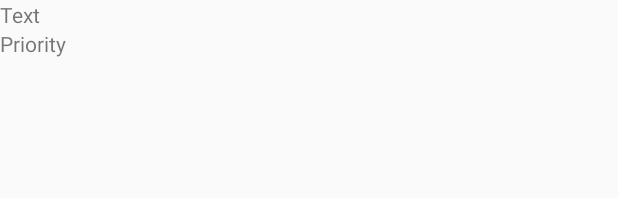
After one commit to bzhong/Favorite-songs, an Android app: the layout todo_item.xml on its own in the app's theme, with its tools: preview values and no code run, on a phone screen of 412 x 824 dp. The commit adds this screen. Shown: the top 198 px of the screen. Run offline under Robolectric (Android 15) with nearby library versions, the phone set to English and light mode, and no system bars.

Commit message:
1. using DbFlow; 2. using custom adapter; 3. support priority; 4. support due dates in backend

```diff
--- a/app/src/main/AndroidManifest.xml
+++ b/app/src/main/AndroidManifest.xml
@@ -3,6 +3,7 @@
     package="com.codepath.simpletodo">
 
     <application
+        android:name=".MyApplication"
         android:allowBackup="true"
         android:icon="@mipmap/ic_launcher"
         android:label="Favorite Songs"
--- /dev/null
+++ b/app/src/main/res/layout/todo_item.xml
@@ -0,0 +1,15 @@
+<?xml version="1.0" encoding="utf-8"?>
+<LinearLayout xmlns:android="http://schemas.android.com/apk/res/android"
+    android:orientation="vertical" android:layout_width="match_parent"
+    android:layout_height="match_parent">
+    <TextView
+        android:id="@+id/tvText"
+        android:layout_width="wrap_content"
+        android:layout_height="wrap_content"
+        android:text="Text" />
+    <TextView
+        android:id="@+id/tvPriority"
+        android:layout_width="wrap_content"
+        android:layout_height="wrap_content"
+        android:text="Priority" />
+</LinearLayout>
--- a/build.gradle
+++ b/build.gradle
@@ -6,6 +6,7 @@ buildscript {
     }
     dependencies {
         classpath 'com.android.tools.build:gradle:2.2.0'
+        classpath 'com.neenbedankt.gradle.plugins:android-apt:1.8'
 
         // NOTE: Do not place your application dependencies here; they belong
         // in the individual module build.gradle files
@@ -15,6 +16,7 @@ buildscript {
 allprojects {
     repositories {
         jcenter()
+        maven { url "https://jitpack.io" }
     }
 }
 
```
Also changed, not shown: app/build.gradle (+7 -0 lines), app/src/main/java/com/codepath/simpletodo/MainActivity.java (+39 -29 lines), app/src/main/java/com/codepath/simpletodo/MyApplication.java (added, +17 -0 lines), app/src/main/java/com/codepath/simpletodo/MyDatabase.java (added, +9 -0 lines), app/src/main/java/com/codepath/simpletodo/TodoItem.java (added, +23 -0 lines), app/src/main/java/com/codepath/simpletodo/TodoItemAdapter.java (added, +34 -0 lines).
